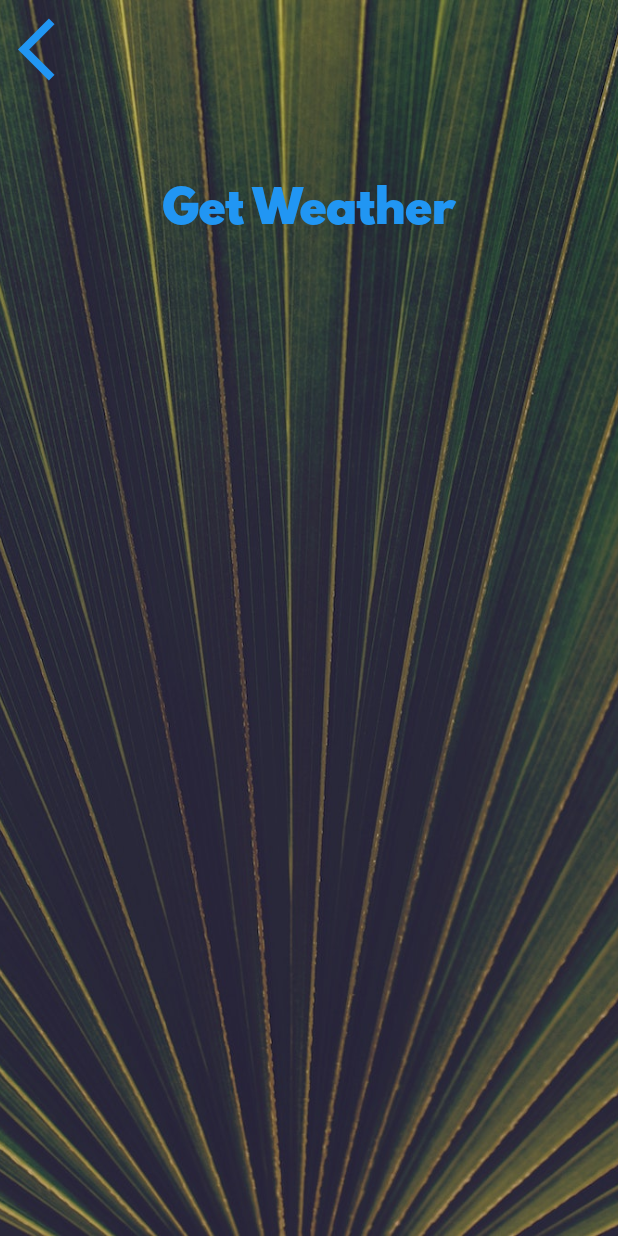
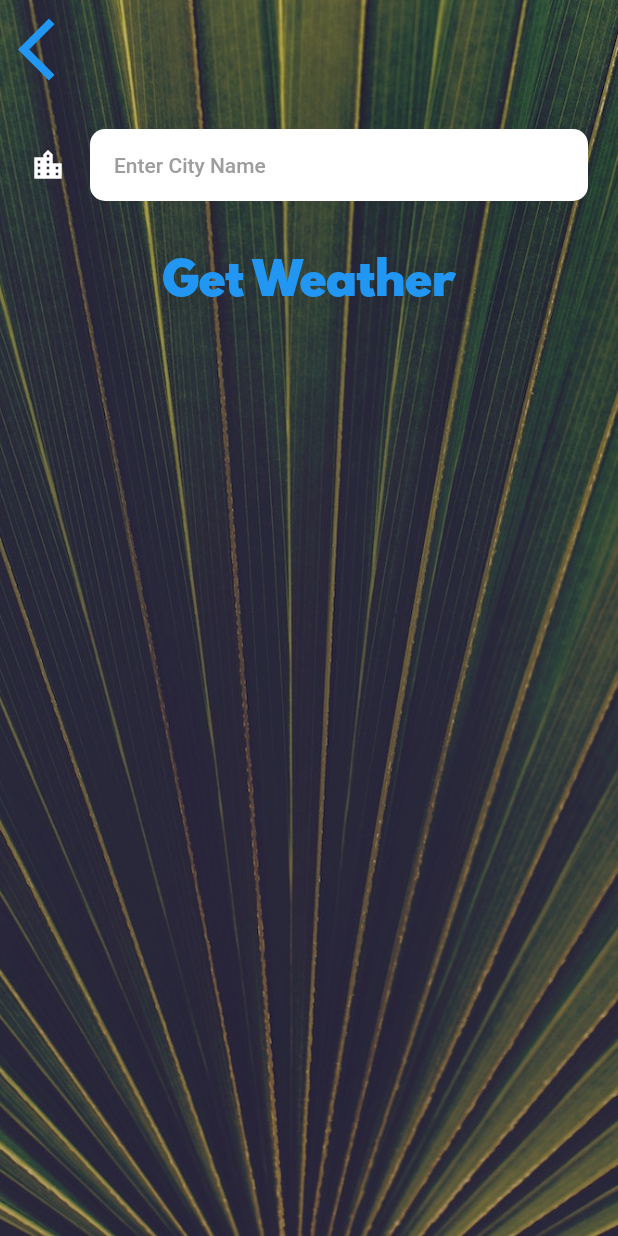
Before and after one commit to lqman104/clima, a Flutter app: the LocationScreen screen opened directly, after a tap on the "location city" icon, on a phone screen of 412 x 824 dp. Run offline on Flutter 3.47's test engine with Material 2 defaults, Android fonts, the phone set to English and light mode, and no system bars; our stand-ins replace flutter_spinkit, geolocator; network calls fail.

Commit message:
feat: search weather condition base on city name

```diff
--- a/lib/screens/city_screen.dart
+++ b/lib/screens/city_screen.dart
@@ -7,6 +7,9 @@ class CityScreen extends StatefulWidget {
 }
 
 class _CityScreenState extends State<CityScreen> {
+
+  String? cityName;
+
   @override
   Widget build(BuildContext context) {
     return Scaffold(
@@ -24,7 +27,9 @@ class _CityScreenState extends State<CityScreen> {
               Align(
                 alignment: Alignment.topLeft,
                 child: TextButton(
-                  onPressed: () {},
+                  onPressed: () {
+                    Navigator.pop(context);
+                  },
                   child: Icon(
                     Icons.arrow_back_ios,
                     size: 50.0,
@@ -33,10 +38,20 @@ class _CityScreenState extends State<CityScreen> {
               ),
               Container(
                 padding: EdgeInsets.all(20.0),
-                child: null,
+                child: TextField(
+                  style: TextStyle(
+                    color: Colors.black
+                  ),
+                  decoration: kTextFieldInputDecoration,
+                  onChanged: (value) {
+                    cityName = value;
+                  },
+                ),
               ),
               TextButton(
-                onPressed: () {},
+                onPressed: () {
+                  Navigator.pop(context, cityName);
+                },
                 child: Text(
                   'Get Weather',
                   style: kButtonTextStyle,
--- a/lib/screens/location_screen.dart
+++ b/lib/screens/location_screen.dart
@@ -45,13 +45,18 @@ class _LocationScreenState extends State<LocationScreen> {
     });
   }
 
-  void openCityScreen() {
-    Navigator.push(
+  void openCityScreen() async {
+    var cityName = await Navigator.push(
       context,
       MaterialPageRoute(builder: (context) {
         return CityScreen();
       }),
     );
+
+    if(cityName != null) {
+      var weatherData = await WeatherRepository.getCityWeather(cityName);
+      updateUi(weatherData);
+    }
   }
 
   @override
--- a/lib/utilities/constants.dart
+++ b/lib/utilities/constants.dart
@@ -18,3 +18,23 @@ const kButtonTextStyle = TextStyle(
 const kConditionTextStyle = TextStyle(
   fontSize: 100.0,
 );
+
+
+const kTextFieldInputDecoration = InputDecoration(
+  filled: true,
+  fillColor: Colors.white,
+  icon: Icon(
+    Icons.location_city,
+    color: Colors.white,
+  ),
+  hintText: 'Enter City Name',
+  hintStyle: TextStyle(
+    color: Colors.grey,
+  ),
+  border: OutlineInputBorder(
+    borderRadius: BorderRadius.all(
+      Radius.circular(10.0),
+    ),
+    borderSide: BorderSide.none,
+  ),
+);
```
Also changed, not shown: lib/repository/weather_repository.dart (+10 -0 lines).
